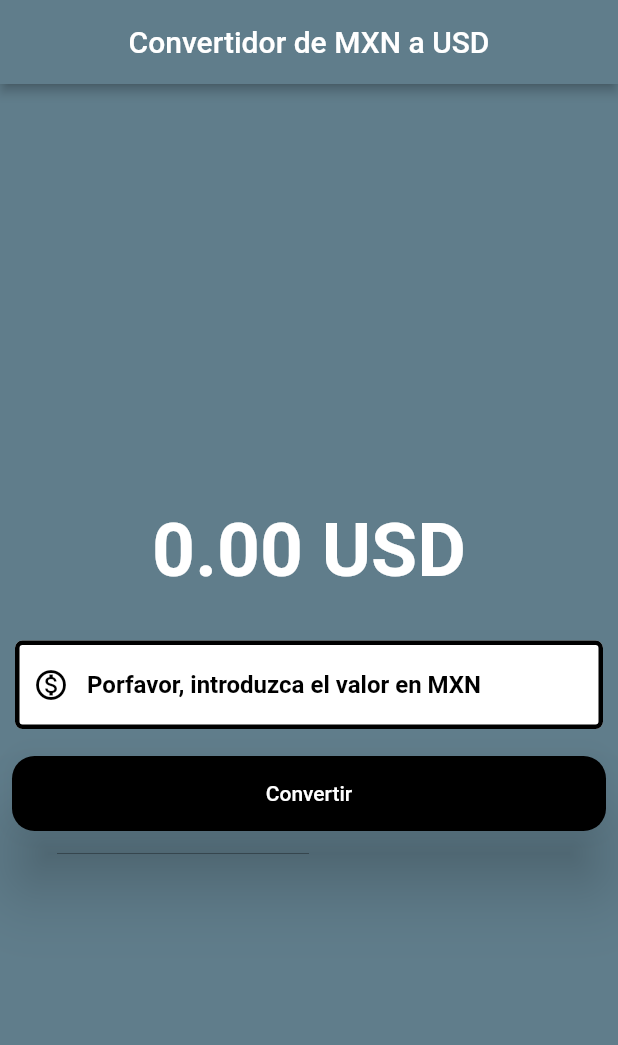
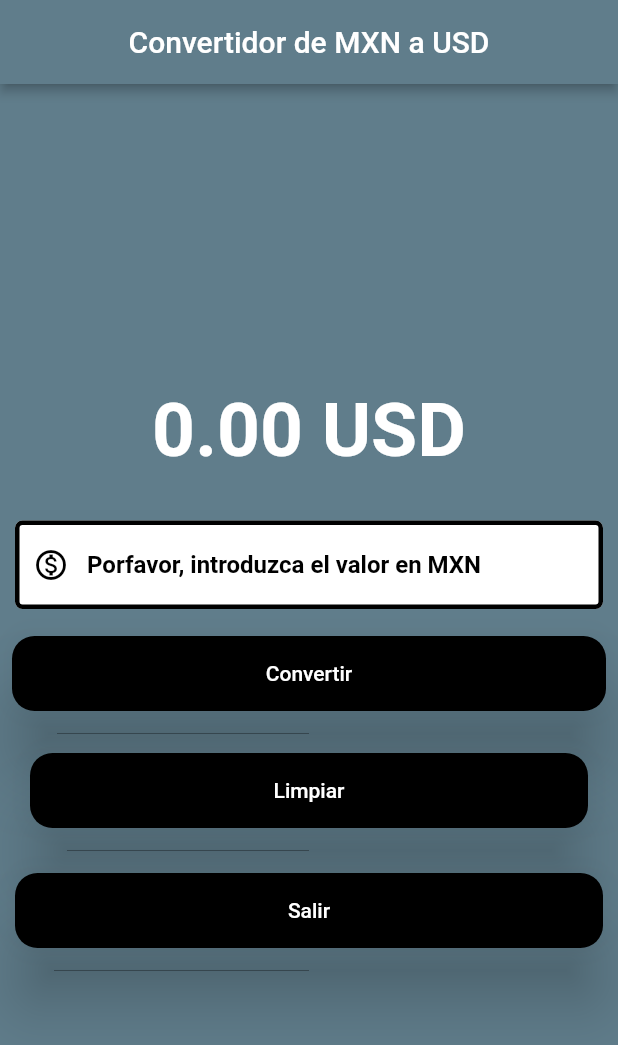
Before and after one commit to IGerardoJR/ConvertidorDivisas, a Flutter app: the screen it shows after launch, on a phone screen of 412 x 824 dp. Shown: the top 1045 px of the screen. Run offline on Flutter 3.47's test engine with Material 2 defaults, Android fonts, the phone set to English and light mode, and no system bars; our stand-ins replace flutter_platform_widgets.

Commit message:
Se agrego el boton de limpiar campos y salir de la app

```diff
--- a/lib/pages/currency_converter_material_page.dart
+++ b/lib/pages/currency_converter_material_page.dart
@@ -37,6 +37,7 @@ class CurrencyConverterMaterialPage extends StatefulWidget{
 class _CurrencyConverterMaterialPage extends State<CurrencyConverterMaterialPage>{
   final TextEditingController _controller = TextEditingController();
     double _result = 0;
+    String _hint = "Porfavor, introduzca el valor en MXN";
 
   @override
   void initState(){
@@ -99,7 +100,7 @@ class _CurrencyConverterMaterialPage extends State<CurrencyConverterMaterialPage
                   style: TextStyle(
                       color: Colors.black, fontWeight: FontWeight.bold),
                   decoration: InputDecoration(
-                    hintText: 'Porfavor, introduzca el valor en MXN',
+                    hintText: _hint,
                     hintStyle: TextStyle(color: Colors.black),
                     prefixIcon: Icon(
                       Icons.monetization_on_outlined,
@@ -136,6 +137,45 @@ class _CurrencyConverterMaterialPage extends State<CurrencyConverterMaterialPage
                     shape: MaterialStatePropertyAll(RoundedRectangleBorder(
                         borderRadius: BorderRadius.circular(15)))),
                 child: const Text('Convertir'),
+
+
+              ),
+
+            ),
+            // Boton para limipiar texto
+            Padding(padding: const EdgeInsets.all(20),
+            child: ElevatedButton(
+              onPressed: () => {
+                setState(() {
+                  _controller.clear();
+                  _result = 0;
+                  _hint = "Introduce un nuevo valor!";
+                })
+              },
+              style: ButtonStyle(
+                elevation: const MaterialStatePropertyAll(20),
+                backgroundColor: const MaterialStatePropertyAll(Colors.black),
+                foregroundColor: const MaterialStatePropertyAll(Colors.white),
+                fixedSize: const MaterialStatePropertyAll(Size(double.maxFinite, 50)),
+                shape: MaterialStatePropertyAll(RoundedRectangleBorder(borderRadius: BorderRadius.circular(15)))
+              ),
+              child: const Text('Limpiar'),
+            ),
+            ),
+            Padding(padding: const EdgeInsets.all(10),
+            child:ElevatedButton(
+              child: Text('Salir'),
+              onPressed: () => {
+                setState(() {
+                  exit(0);
+                })
+              },
+              style: ButtonStyle(
+                elevation: const MaterialStatePropertyAll(20),
+                shape: MaterialStatePropertyAll(RoundedRectangleBorder(borderRadius: BorderRadius.circular(15))),
+                backgroundColor: const MaterialStatePropertyAll(Colors.black),
+                foregroundColor: MaterialStatePropertyAll(Colors.white),
+                fixedSize: const MaterialStatePropertyAll(Size(double.maxFinite, 50)))
               ),
             ),
           ],
```
